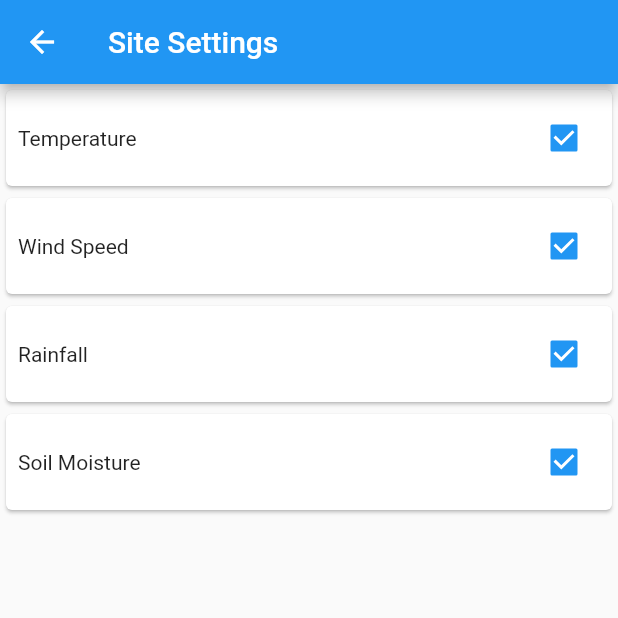
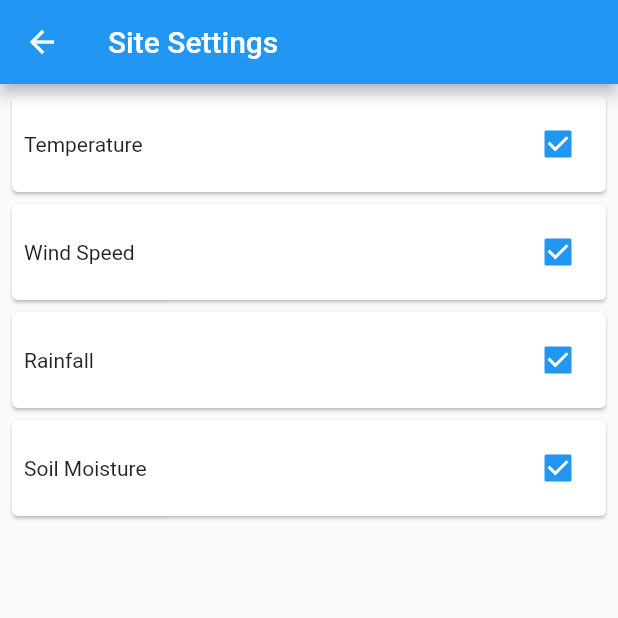
Before and after one commit to tytydraco/cg_proto2, a Flutter app: the SettingsPage screen opened directly with empty values, on a phone screen of 412 x 824 dp, the top half of it. Run offline on Flutter 3.47's test engine with Material 2 defaults, Android fonts, the phone set to English and light mode, and no system bars; our stand-ins replace fl_chart, shared_preferences; accounts and stored records are empty.

Commit message:
Fix padding on settings
Signed-off-by: Tyler Nijmeh <tylernij@gmail.com>

```diff
--- a/lib/widgets/chart_visibility_checkbox.dart
+++ b/lib/widgets/chart_visibility_checkbox.dart
@@ -33,6 +33,7 @@ class _ChartVisibilityCheckboxState extends State<ChartVisibilityCheckbox> {
   @override
   Widget build(BuildContext context) {
     return Card(
+      margin: const EdgeInsets.only(left: 8, right: 8, top: 8),
       child: Padding(
         padding: const EdgeInsets.all(8),
         child: Row(
```
